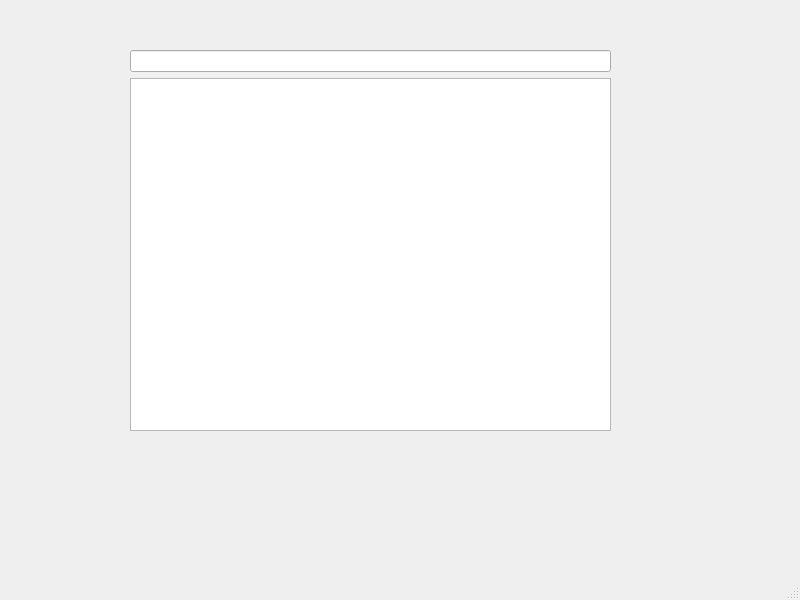
AppDevIn/StudentManagement, file GUI/StudentManagementSystem/search.ui: the form before one commit.
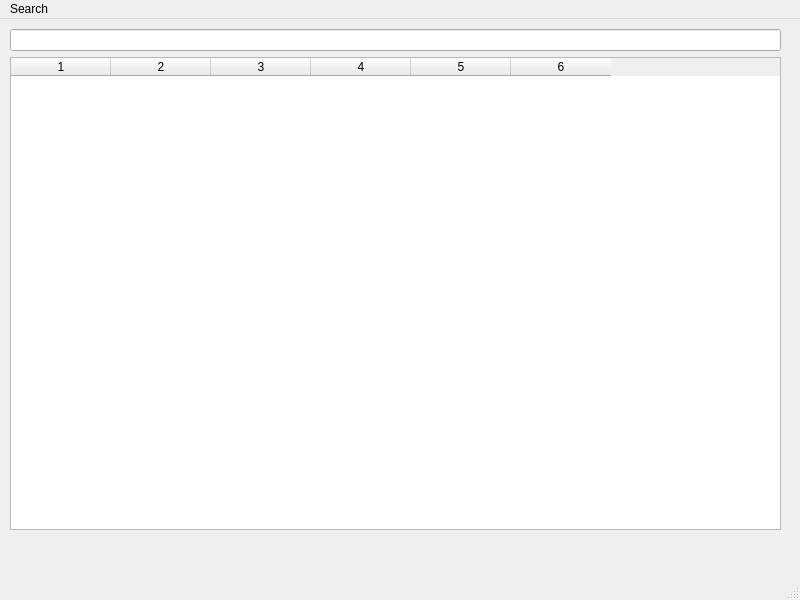
The form after the commit.

Patch:
```diff
--- a/GUI/StudentManagementSystem/search.ui
+++ b/GUI/StudentManagementSystem/search.ui
@@ -14,13 +14,13 @@
    <string>MainWindow</string>
   </property>
   <widget class="QWidget" name="centralwidget">
-   <widget class="QWidget" name="">
+   <widget class="QWidget" name="layoutWidget">
     <property name="geometry">
      <rect>
-      <x>130</x>
-      <y>50</y>
-      <width>481</width>
-      <height>381</height>
+      <x>10</x>
+      <y>10</y>
+      <width>771</width>
+      <height>501</height>
      </rect>
     </property>
     <layout class="QVBoxLayout" name="verticalLayout">
@@ -28,7 +28,17 @@
       <widget class="QLineEdit" name="lineEdit"/>
      </item>
      <item>
-      <widget class="QListWidget" name="listWidget"/>
+      <widget class="QTableWidget" name="tableWidget">
+       <property name="columnCount">
+        <number>6</number>
+       </property>
+       <column/>
+       <column/>
+       <column/>
+       <column/>
+       <column/>
+       <column/>
+      </widget>
      </item>
     </layout>
    </widget>
@@ -42,6 +52,12 @@
      <height>24</height>
     </rect>
    </property>
+   <widget class="QMenu" name="menuSearch">
+    <property name="title">
+     <string>Search</string>
+    </property>
+   </widget>
+   <addaction name="menuSearch"/>
   </widget>
   <widget class="QStatusBar" name="statusbar"/>
  </widget>
```
